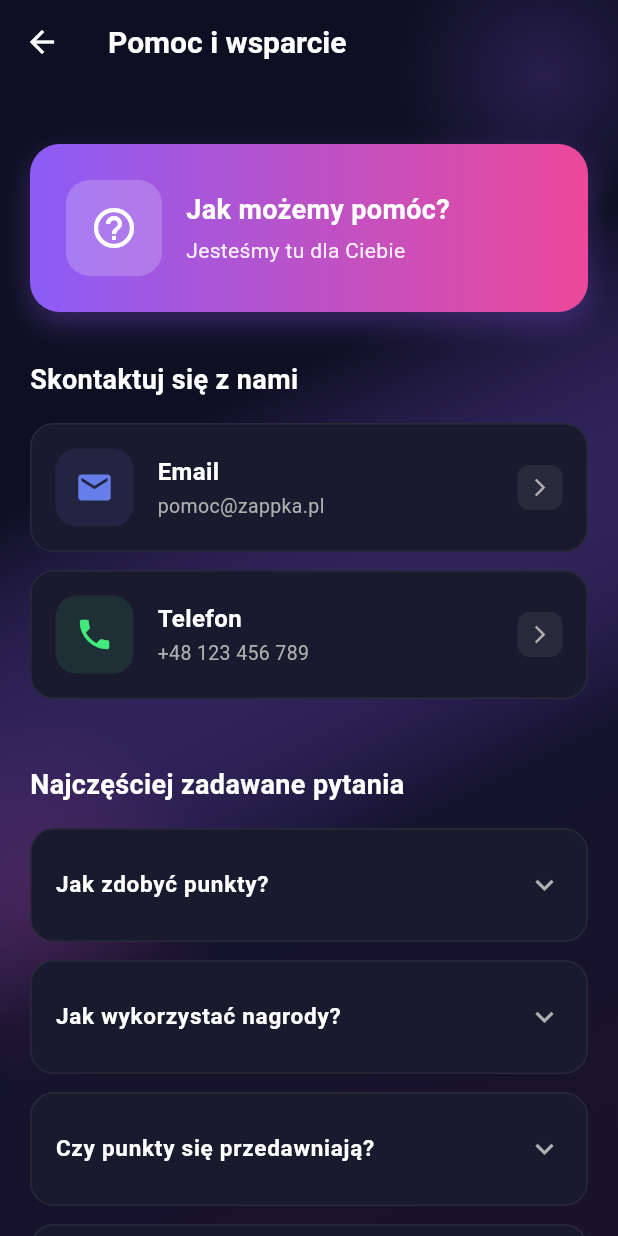
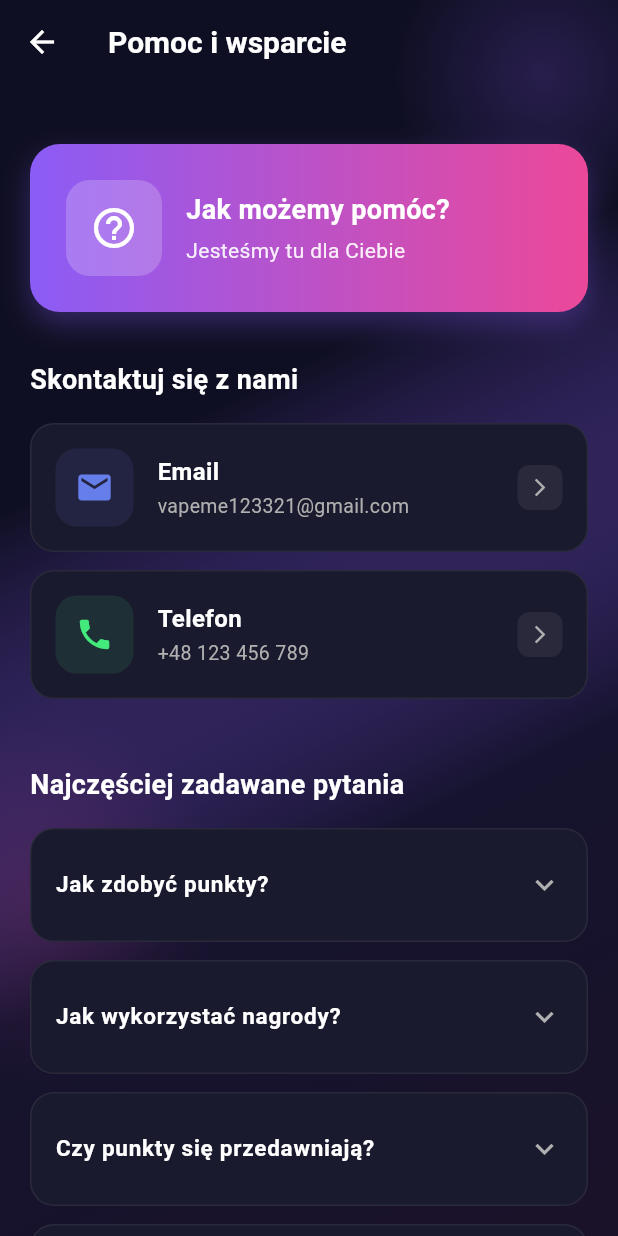
Before and after one commit to Faker389/vape_me_mobile, a Flutter app: the HelpScreen screen opened directly, on a phone screen of 412 x 824 dp. Run offline on Flutter 3.47's test engine with Material 3 defaults, Android fonts, the phone set to English and light mode, and no system bars; our stand-ins replace barcode_widget, cached_network_image, cloud_firestore, connectivity_plus, country_picker, firebase_auth and 9 more; missing offline and left inert: screen_brightness; accounts and stored records are empty.

Commit message:
Update regulaminu

```diff
--- a/lib/screens/profile/profile_screen.dart
+++ b/lib/screens/profile/profile_screen.dart
@@ -208,7 +208,7 @@ class ProfileScreen extends StatelessWidget {
                     _buildModernMenuItem(
                       context,
                       icon: Icons.privacy_tip_outlined,
-                      title: 'Polityka prywatności',
+                      title: 'Regulamin i Polityka prywatności',
                       subtitle: 'Zobacz naszą polityke prywatności',
                       gradient: const LinearGradient(
                         colors: [Color(0xFFfa709a), Color(0xFFfee140)],
--- a/lib/screens/settings/help_screen.dart
+++ b/lib/screens/settings/help_screen.dart
@@ -129,9 +129,9 @@ static Future<bool> checkUser(AuthProvider authProvider)async{
                     context,
                     icon: Icons.email,
                     title: 'Email',
-                    subtitle: 'pomoc@zappka.pl',
+                    subtitle: 'vapeme123321@gmail.com',
                     color: const Color(0xFF667eea),
-                    onTap: () => _launchEmail('pomoc@zappka.pl'),
+                    onTap: () => _launchEmail('vapeme123321@gmail.com'),
                   ),
                   const SizedBox(height: 12),
 
--- a/lib/screens/settings/privacy_policy_screen.dart
+++ b/lib/screens/settings/privacy_policy_screen.dart
@@ -174,7 +174,7 @@ static Future<bool> checkUser(AuthProvider authProvider)async{
                   _buildSection(
                     '9. Kontakt',
                     'W razie pytań dotyczących Polityki Prywatności, skontaktuj się z nami:\n\n'
-                    'Email: prywatnosc@zappka.pl\n'
+                    'Email: vapeme123321@gmail.coml\n'
                     'Telefon: +48 123 456 789',
                   ),
 
```
